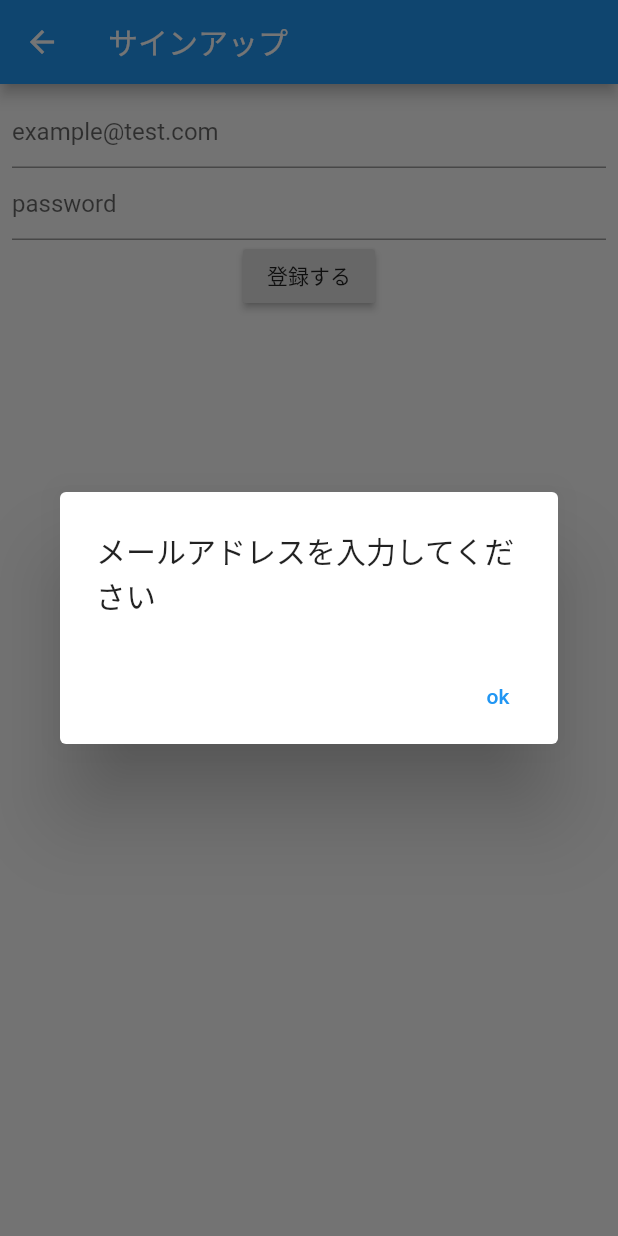
After one commit to totsukaka/testFlutter2, a Flutter app: the SignUpPage screen opened directly, after a tap on "登録する", on a phone screen of 412 x 824 dp. The commit adds this screen. Run offline on Flutter 3.47's test engine with Material 2 defaults, Android fonts, the phone set to English and light mode, and no system bars; our stand-ins replace cloud_firestore, firebase_auth, firebase_core; accounts and stored records are empty.

Commit message:
登録、ログイン機能を実装

```diff
--- a/lib/presentation/book_list/book_list_page.dart
+++ b/lib/presentation/book_list/book_list_page.dart
@@ -35,7 +35,6 @@ class BookListPage extends StatelessWidget {
                     },
                   ),
                   onLongPress: () async {
-                    // todo　ロングプレスで削除
                     await showDialog(
                       context: context,
                       // barrierDismissible: false, // user must tap button!
@@ -47,7 +46,6 @@ class BookListPage extends StatelessWidget {
                               child: Text('ok'),
                               onPressed: () async {
                                 Navigator.of(context).pop();
-                                // todo 削除メソッド
                                 await deleteBook(context, model, book);
                               },
                             ),
@@ -89,7 +87,7 @@ class BookListPage extends StatelessWidget {
     try {
       await model.deleteBook(book);
       model.fetchBooks();
-      // await _showDialog(context, '削除しました');
+      // await _showDialog(context, '削除しました'); //解決方法不明
     } catch (e) {
       await _showDialog(context, e.toString());
     }
--- /dev/null
+++ b/lib/presentation/login/login_model.dart
@@ -0,0 +1,26 @@
+import 'package:firebase_auth/firebase_auth.dart';
+import 'package:flutter/material.dart';
+
+class LoginModel extends ChangeNotifier {
+  String mail = '';
+  String password = '';
+
+  final FirebaseAuth _auth = FirebaseAuth.instance;
+
+  Future login() async {
+    if (mail.isEmpty) {
+      throw ('メールアドレスを入力してください');
+    }
+
+    if (password.isEmpty) {
+      throw ('パスワードを入力してください');
+    }
+
+    final result = await _auth.signInWithEmailAndPassword(
+      email: mail,
+      password: password,
+    );
+    final uid = result.user.uid;
+    // TODO UIDを端末に保存（これをキーとして情報を取り出す）
+  }
+}
--- /dev/null
+++ b/lib/presentation/signup/signup_model.dart
@@ -0,0 +1,33 @@
+import 'package:cloud_firestore/cloud_firestore.dart';
+import 'package:firebase_auth/firebase_auth.dart';
+import 'package:flutter/material.dart';
+
+class SignUpModel extends ChangeNotifier {
+  String mail = '';
+  String password = '';
+
+  final FirebaseAuth _auth = FirebaseAuth.instance;
+
+  Future signUp() async {
+    if (mail.isEmpty) {
+      throw ('メールアドレスを入力してください');
+    }
+
+    if (password.isEmpty) {
+      throw ('パスワードを入力してください');
+    }
+
+    final User user = (await _auth.createUserWithEmailAndPassword(
+      email: mail,
+      password: password,
+    ))
+        .user;
+
+    final email = user.email;
+
+    FirebaseFirestore.instance.collection('users').add({
+      'email': email,
+      'createdAt': Timestamp.now(),
+    });
+  }
+}
--- /dev/null
+++ b/lib/presentation/signup/signup_page.dart
@@ -0,0 +1,75 @@
+import 'package:flutter/material.dart';
+import 'package:flutter_app3/presentation/signup/signup_model.dart';
+import 'package:provider/provider.dart';
+
+class SignUpPage extends StatelessWidget {
+  @override
+  Widget build(BuildContext context) {
+    final mailController = TextEditingController();
+    final passwordController = TextEditingController();
+
+    return ChangeNotifierProvider<SignUpModel>(
+      create: (_) => SignUpModel(),
+      child: Scaffold(
+        appBar: AppBar(
+          title: Text('サインアップ'),
+        ),
+        body: Consumer<SignUpModel>(builder: (context, model, child) {
+          return Padding(
+            padding: const EdgeInsets.all(8.0),
+            child: Column(
+              children: [
+                TextField(
+                  decoration: InputDecoration(hintText: 'example@test.com'),
+                  controller: mailController,
+                  onChanged: (text) {
+                    model.mail = text;
+                  },
+                ),
+                TextField(
+                  controller: passwordController,
+                  decoration: InputDecoration(hintText: 'password'),
+                  obscureText: true,
+                  onChanged: (text) {
+                    model.password = text;
+                  },
+                ),
+                RaisedButton(
+                  child: Text('登録する'),
+                  onPressed: () async {
+                    try {
+                      await model.signUp();
+                      _showDialog(context, '登録完了しました');
+                    } catch (e) {
+                      _showDialog(context, e.toString());
+                    }
+                  },
+                ),
+              ],
+            ),
+          );
+        }),
+      ),
+    );
+  }
+
+  Future _showDialog(BuildContext context, String title) {
+    showDialog(
+      context: context,
+      barrierDismissible: false, // user must tap button!
+      builder: (BuildContext context) {
+        return AlertDialog(
+          title: Text(title),
+          actions: <Widget>[
+            TextButton(
+              child: Text('ok'),
+              onPressed: () {
+                Navigator.of(context).pop();
+              },
+            ),
+          ],
+        );
+      },
+    );
+  }
+}
--- a/pubspec.yaml
+++ b/pubspec.yaml
@@ -17,6 +17,9 @@ dependencies:
   cloud_firestore: ^0.16.0+1
   firebase_auth: ^0.20.1
   firebase_storage: ^7.0.0
+  sqflite:
+  path:
+#  moor_flutter: ^3.1.0
 
 dev_dependencies:
   flutter_test:
```
Also changed, not shown: lib/presentation/login/login_page.dart (added, +75 -0 lines), lib/presentation/main/main.dart (+20 -0 lines), pubspec.lock.
